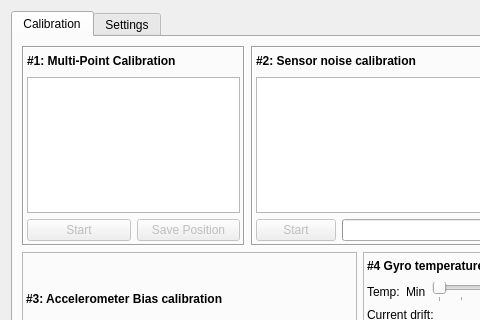
Above: ground/openpilotgcs/src/plugins/config/revosensors.ui from openpilot/OpenPilot before the change; both pictures show x 0 to 480 and y 0 to 320 of the 720 by 567 pixel window. Below: the same form after it.
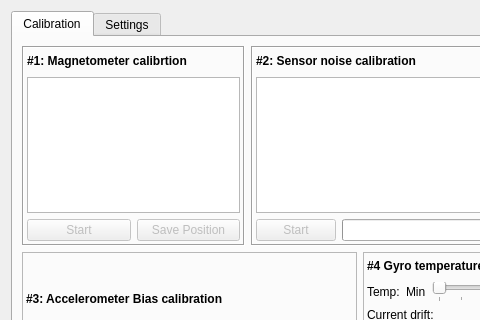
That is the form after the change. Icons and pictures are not drawn.

Commit message: Rename method and UI in revo calibration to fit new uavos and stop referring to things as AHRS

Patch:
```diff
--- a/ground/openpilotgcs/src/plugins/config/revosensors.ui
+++ b/ground/openpilotgcs/src/plugins/config/revosensors.ui
@@ -51,7 +51,7 @@
                    </font>
                   </property>
                   <property name="text">
-                   <string>#1: Multi-Point Calibration</string>
+                   <string>#1: Magnetometer calibrtion</string>
                   </property>
                  </widget>
                 </item>
```
Left out of the diff: 8 changed lines with no effect on the pictures. The commit also changes 2 other files.
